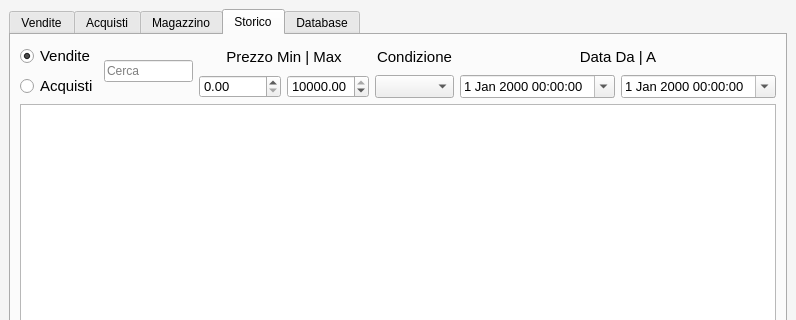
First picture: the form in main.ui, repository salvogalati/pokemon-card-sales-manager, before the edit; both pictures show x 0 to 796 and y 0 to 320 of the 796 by 473 pixel window.
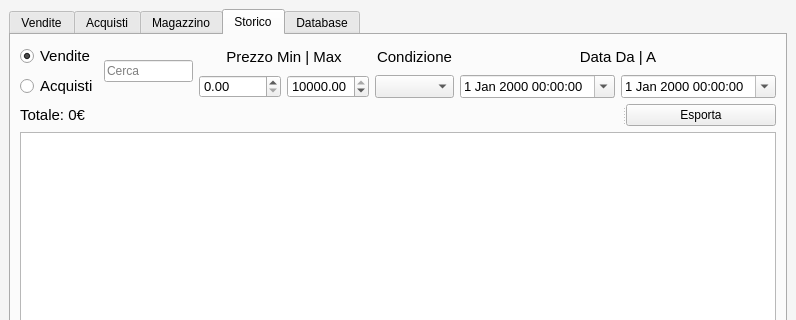
Second picture: the form after the edit. The open tabs and pages were chosen to show the change. Icons and pictures are not drawn.

Commit message: Add export functionality for sales history and update total calculation logic

What changed in the file:
```diff
--- a/main.ui
+++ b/main.ui
@@ -1189,8 +1189,6 @@
        </attribute>
        <layout class="QGridLayout" name="gridLayout_5">
         <item row="0" column="0">
-         <layout class="QVBoxLayout" name="verticalLayout_17">
-          <item>
            <layout class="QHBoxLayout" name="horizontalLayout_7">
             <item>
              <layout class="QVBoxLayout" name="verticalLayout_16">
@@ -1375,7 +1373,41 @@
             </item>
            </layout>
           </item>
-          <item>
+        <item row="1" column="0">
+         <widget class="QSplitter" name="splitter_2">
+          <property name="orientation">
+           <enum>Qt::Horizontal</enum>
+          </property>
+          <widget class="QLabel" name="label_totale_storico">
+           <property name="font">
+            <font>
+             <pointsize>11</pointsize>
+            </font>
+           </property>
+           <property name="text">
+            <string>Totale: 0€</string>
+           </property>
+          </widget>
+          <widget class="QPushButton" name="button_exportStorico">
+           <property name="minimumSize">
+            <size>
+             <width>150</width>
+             <height>0</height>
+            </size>
+           </property>
+           <property name="maximumSize">
+            <size>
+             <width>150</width>
+             <height>16777215</height>
+            </size>
+           </property>
+           <property name="text">
+            <string>Esporta</string>
+           </property>
+          </widget>
+         </widget>
+        </item>
+        <item row="2" column="0">
            <widget class="QTableView" name="tableViewStorico">
             <property name="editTriggers">
              <set>QAbstractItemView::NoEditTriggers</set>
@@ -1389,8 +1421,6 @@
            </widget>
           </item>
          </layout>
-        </item>
-       </layout>
       </widget>
       <widget class="QWidget" name="tabDatabase">
        <attribute name="icon">
```
Left out of the diff: 9 changed lines with no effect on the pictures. Lines whose indentation alone changed are shown as unchanged. The commit also changes 2 other files.
